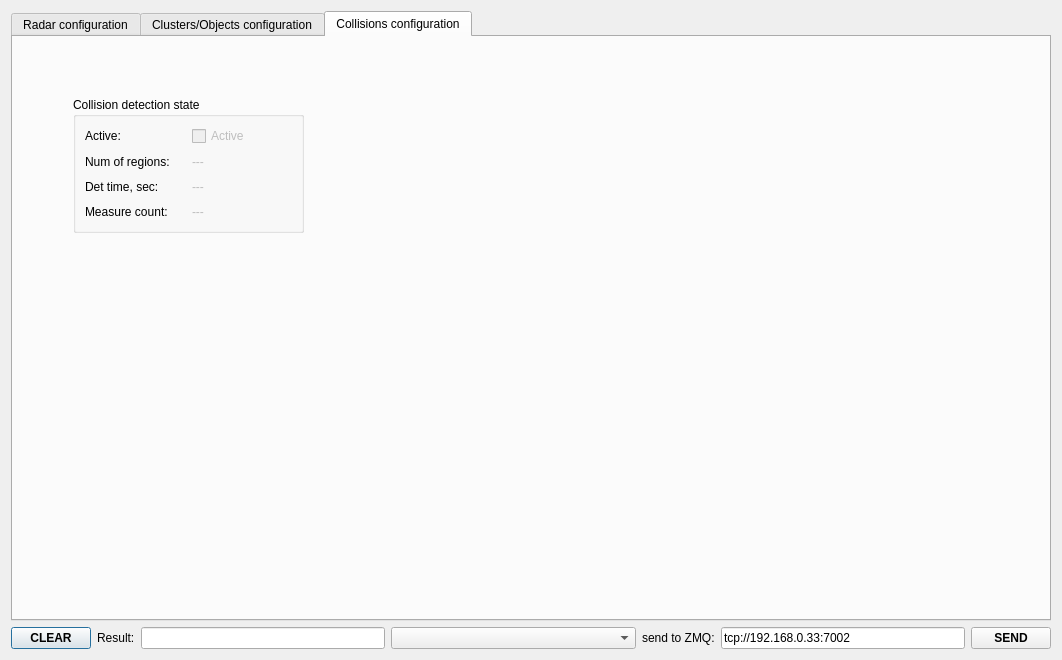
Above: dialogconfig.ui from anatoltrush/RadarVisual before the change. Below: the same form after it.
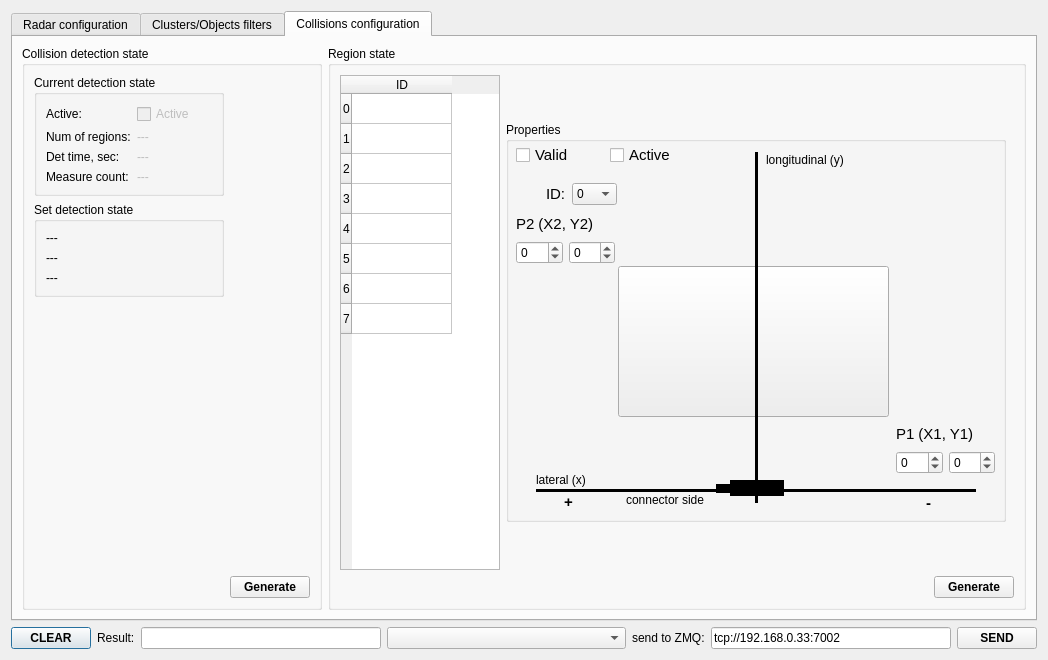
That is the form after the change.

Commit message: Further work with collisions

What changed in the file:
```diff
--- a/dialogconfig.ui
+++ b/dialogconfig.ui
@@ -6,7 +6,7 @@
    <rect>
     <x>0</x>
     <y>0</y>
-    <width>1062</width>
+    <width>1040</width>
     <height>660</height>
    </rect>
   </property>
@@ -52,7 +52,6 @@
        </property>
        <property name="font">
         <font>
-         <weight>75</weight>
          <bold>true</bold>
         </font>
        </property>
@@ -71,7 +70,6 @@
        </property>
        <property name="font">
         <font>
-         <weight>75</weight>
          <bold>true</bold>
         </font>
        </property>
@@ -98,7 +96,6 @@
       <widget class="QPushButton" name="pBSend">
        <property name="font">
         <font>
-         <weight>75</weight>
          <bold>true</bold>
         </font>
        </property>
@@ -1143,7 +1140,7 @@
      </widget>
      <widget class="QWidget" name="tbClusterConfig">
       <attribute name="title">
-       <string>Clusters/Objects configuration</string>
+       <string>Clusters/Objects filters</string>
       </attribute>
       <layout class="QGridLayout" name="gridLayout_8">
        <item row="0" column="0">
@@ -2919,89 +2916,802 @@
       <attribute name="title">
        <string>Collisions configuration</string>
       </attribute>
-      <widget class="QGroupBox" name="gBCurrCollSt">
-       <property name="geometry">
-        <rect>
-         <x>60</x>
-         <y>60</y>
-         <width>231</width>
-         <height>136</height>
-        </rect>
-       </property>
-       <property name="title">
-        <string>Collision detection state</string>
-       </property>
-       <layout class="QGridLayout" name="gridLayout_61">
-        <item row="0" column="0">
-         <widget class="QLabel" name="label_59">
-          <property name="text">
-           <string>Active:</string>
-          </property>
-         </widget>
-        </item>
-        <item row="0" column="1">
-         <widget class="QCheckBox" name="cBCurrCollStAct">
-          <property name="enabled">
-           <bool>false</bool>
-          </property>
-          <property name="text">
-           <string>Active</string>
-          </property>
-         </widget>
-        </item>
-        <item row="1" column="0">
-         <widget class="QLabel" name="label_60">
-          <property name="text">
-           <string>Num of regions:</string>
-          </property>
-         </widget>
-        </item>
-        <item row="1" column="1">
-         <widget class="QLabel" name="lCurrCollStNof">
-          <property name="enabled">
-           <bool>false</bool>
-          </property>
-          <property name="text">
-           <string>---</string>
-          </property>
-         </widget>
-        </item>
-        <item row="2" column="0">
-         <widget class="QLabel" name="label_61">
-          <property name="text">
-           <string>Det time, sec:</string>
-          </property>
-         </widget>
-        </item>
-        <item row="2" column="1">
-         <widget class="QLabel" name="lCurrCollStDetTim">
-          <property name="enabled">
-           <bool>false</bool>
-          </property>
-          <property name="text">
-           <string>---</string>
-          </property>
-         </widget>
-        </item>
-        <item row="3" column="0">
-         <widget class="QLabel" name="label_62">
-          <property name="text">
-           <string>Measure count:</string>
-          </property>
-         </widget>
-        </item>
-        <item row="3" column="1">
-         <widget class="QLabel" name="lCurrCollStMeas">
-          <property name="enabled">
-           <bool>false</bool>
-          </property>
-          <property name="text">
-           <string>---</string>
-          </property>
-         </widget>
-        </item>
-       </layout>
-      </widget>
+      <layout class="QGridLayout" name="gridLayout_63">
+       <item row="0" column="0">
+        <widget class="QGroupBox" name="gBCollState">
+         <property name="sizePolicy">
+          <sizepolicy hsizetype="Fixed" vsizetype="Preferred">
+           <horstretch>0</horstretch>
+           <verstretch>0</verstretch>
+          </sizepolicy>
+         </property>
+         <property name="maximumSize">
+          <size>
+           <width>300</width>
+           <height>16777215</height>
+          </size>
+         </property>
+         <property name="title">
+          <string>Collision detection state</string>
+         </property>
+         <layout class="QGridLayout" name="gridLayout_65">
+          <item row="0" column="0">
+           <layout class="QVBoxLayout" name="verticalLayout_4">
+            <item>
+             <widget class="QGroupBox" name="gBCurrCollState">
+              <property name="title">
+               <string>Current detection state</string>
+              </property>
+              <layout class="QGridLayout" name="gridLayout_61">
+               <item row="0" column="0">
+                <widget class="QLabel" name="label_59">
+                 <property name="sizePolicy">
+                  <sizepolicy hsizetype="Minimum" vsizetype="Fixed">
+                   <horstretch>0</horstretch>
+                   <verstretch>0</verstretch>
+                  </sizepolicy>
+                 </property>
+                 <property name="text">
+                  <string>Active:</string>
+                 </property>
+                </widget>
+               </item>
+               <item row="0" column="1">
+                <widget class="QCheckBox" name="cBCurrCollStAct">
+                 <property name="enabled">
+                  <bool>false</bool>
+                 </property>
+                 <property name="text">
+                  <string>Active</string>
+                 </property>
+                </widget>
+               </item>
+               <item row="1" column="0">
+                <widget class="QLabel" name="label_60">
+                 <property name="sizePolicy">
+                  <sizepolicy hsizetype="Minimum" vsizetype="Fixed">
+                   <horstretch>0</horstretch>
+                   <verstretch>0</verstretch>
+                  </sizepolicy>
+                 </property>
+                 <property name="text">
+                  <string>Num of regions:</string>
+                 </property>
+                </widget>
+               </item>
+               <item row="1" column="1">
+                <widget class="QLabel" name="lCurrCollStNof">
+                 <property name="enabled">
+                  <bool>false</bool>
+                 </property>
+                 <property name="sizePolicy">
+                  <sizepolicy hsizetype="Minimum" vsizetype="Fixed">
+                   <horstretch>0</horstretch>
+                   <verstretch>0</verstretch>
+                  </sizepolicy>
+                 </property>
+                 <property name="text">
+                  <string>---</string>
+                 </property>
+                </widget>
+               </item>
+               <item row="2" column="0">
+                <widget class="QLabel" name="label_61">
+                 <property name="sizePolicy">
+                  <sizepolicy hsizetype="Minimum" vsizetype="Fixed">
+                   <horstretch>0</horstretch>
+                   <verstretch>0</verstretch>
+                  </sizepolicy>
+                 </property>
+                 <property name="text">
+                  <string>Det time, sec:</string>
+                 </property>
+                </widget>
+               </item>
+               <item row="2" column="1">
+                <widget class="QLabel" name="lCurrCollStDetTim">
+                 <property name="enabled">
+                  <bool>false</bool>
+                 </property>
+                 <property name="sizePolicy">
+                  <sizepolicy hsizetype="Minimum" vsizetype="Fixed">
+                   <horstretch>0</horstretch>
+                   <verstretch>0</verstretch>
+                  </sizepolicy>
+                 </property>
+                 <property name="text">
+                  <string>---</string>
+                 </property>
+                </widget>
+               </item>
+               <item row="3" column="0">
+                <widget class="QLabel" name="label_62">
+                 <property name="sizePolicy">
+                  <sizepolicy hsizetype="Minimum" vsizetype="Fixed">
+                   <horstretch>0</horstretch>
+                   <verstretch>0</verstretch>
+                  </sizepolicy>
+                 </property>
+                 <property name="text">
+                  <string>Measure count:</string>
+                 </property>
+                </widget>
+               </item>
+               <item row="3" column="1">
+                <widget class="QLabel" name="lCurrCollStMeas">
+                 <property name="enabled">
+                  <bool>false</bool>
+                 </property>
+                 <property name="sizePolicy">
+                  <sizepolicy hsizetype="Minimum" vsizetype="Fixed">
+                   <horstretch>0</horstretch>
+                   <verstretch>0</verstretch>
+                  </sizepolicy>
+                 </property>
+                 <property name="text">
+                  <string>---</string>
+                 </property>
+                </widget>
+               </item>
+              </layout>
+             </widget>
+            </item>
+            <item>
+             <widget class="QGroupBox" name="gBSetCollState">
+              <property name="title">
+               <string>Set detection state</string>
+              </property>
+              <layout class="QGridLayout" name="gridLayout_64">
+               <item row="0" column="0">
+                <widget class="QLabel" name="label_71">
+                 <property name="text">
+                  <string>---</string>
+                 </property>
+                </widget>
+               </item>
+               <item row="1" column="0">
+                <widget class="QLabel" name="label_72">
+                 <property name="text">
+                  <string>---</string>
+                 </property>
+                </widget>
+               </item>
+               <item row="2" column="0">
+                <widget class="QLabel" name="label_73">
+                 <property name="text">
+                  <string>---</string>
+                 </property>
+                </widget>
+               </item>
+              </layout>
+             </widget>
+            </item>
+           </layout>
+          </item>
+          <item row="0" column="1">
+           <spacer name="horizontalSpacer_3">
+            <property name="orientation">
+             <enum>Qt::Horizontal</enum>
+            </property>
+            <property name="sizeHint" stdset="0">
+             <size>
+              <width>72</width>
+              <height>20</height>
+             </size>
+            </property>
+           </spacer>
+          </item>
+          <item row="1" column="0">
+           <spacer name="verticalSpacer">
+            <property name="orientation">
+             <enum>Qt::Vertical</enum>
+            </property>
+            <property name="sizeHint" stdset="0">
+             <size>
+              <width>20</width>
+              <height>182</height>
+             </size>
+            </property>
+           </spacer>
+          </item>
+          <item row="2" column="0">
+           <spacer name="horizontalSpacer">
+            <property name="orientation">
+             <enum>Qt::Horizontal</enum>
+            </property>
+            <property name="sizeHint" stdset="0">
+             <size>
+              <width>196</width>
+              <height>20</height>
+             </size>
+            </property>
+           </spacer>
+          </item>
+          <item row="2" column="1">
+           <widget class="QPushButton" name="pBGenCollState">
+            <property name="sizePolicy">
+             <sizepolicy hsizetype="Fixed" vsizetype="Fixed">
+              <horstretch>0</horstretch>
+              <verstretch>0</verstretch>
+             </sizepolicy>
+            </property>
+            <property name="font">
+             <font>
+              <bold>true</bold>
+             </font>
+            </property>
+            <property name="text">
+             <string>Generate</string>
+            </property>
+           </widget>
+          </item>
+         </layout>
+        </widget>
+       </item>
+       <item row="0" column="1">
+        <widget class="QGroupBox" name="gBRegionState">
+         <property name="sizePolicy">
+          <sizepolicy hsizetype="Expanding" vsizetype="Preferred">
+           <horstretch>0</horstretch>
+           <verstretch>0</verstretch>
+          </sizepolicy>
+         </property>
+         <property name="title">
+          <string>Region state</string>
+         </property>
+         <layout class="QGridLayout" name="gridLayout_62">
+          <item row="0" column="0">
+           <widget class="QTableWidget" name="tableWidget">
+            <property name="sizePolicy">
+             <sizepolicy hsizetype="Fixed" vsizetype="Expanding">
+              <horstretch>0</horstretch>
+              <verstretch>0</verstretch>
+             </sizepolicy>
+            </property>
+            <property name="maximumSize">
+             <size>
+              <width>160</width>
+              <height>16777215</height>
+             </size>
+            </property>
+            <row>
+             <property name="text">
+              <string>0</string>
+             </property>
+            </row>
+            <row>
+             <property name="text">
+              <string>1</string>
+             </property>
+            </row>
+            <row>
+             <property name="text">
+              <string>2</string>
+             </property>
+            </row>
+            <row>
+             <property name="text">
+              <string>3</string>
+             </property>
+            </row>
+            <row>
+             <property name="text">
+              <string>4</string>
+             </property>
+            </row>
+            <row>
+             <property name="text">
+              <string>5</string>
+             </property>
+            </row>
+            <row>
+             <property name="text">
+              <string>6</string>
+             </property>
+            </row>
+            <row>
+             <property name="text">
+              <string>7</string>
+             </property>
+            </row>
+            <column>
+             <property name="text">
+              <string>ID</string>
+             </property>
+            </column>
+           </widget>
+          </item>
+          <item row="0" column="1" colspan="2">
+           <widget class="QGroupBox" name="gBRegProps">
+            <property name="sizePolicy">
+             <sizepolicy hsizetype="Fixed" vsizetype="Fixed">
+              <horstretch>0</horstretch>
+              <verstretch>0</verstretch>
+             </sizepolicy>
+            </property>
+            <property name="minimumSize">
+             <size>
+              <width>500</width>
+              <height>400</height>
+             </size>
+            </property>
+            <property name="maximumSize">
+             <size>
+              <width>400</width>
+              <height>400</height>
+             </size>
+            </property>
+            <property name="title">
+             <string>Properties</string>
+            </property>
+            <widget class="Line" name="line">
+             <property name="geometry">
+              <rect>
+               <x>30</x>
+               <y>360</y>
+               <width>440</width>
+               <height>16</height>
+              </rect>
+             </property>
+             <property name="frameShadow">
+              <enum>QFrame::Plain</enum>
+             </property>
+             <property name="lineWidth">
+              <number>3</number>
+             </property>
+             <property name="orientation">
+              <enum>Qt::Horizontal</enum>
+             </property>
+            </widget>
+            <widget class="Line" name="line_2">
+             <property name="geometry">
+              <rect>
+               <x>240</x>
+               <y>30</y>
+               <width>20</width>
+               <height>351</height>
+              </rect>
+             </property>
+             <property name="frameShadow">
+              <enum>QFrame::Plain</enum>
+             </property>
+             <property name="lineWidth">
+              <number>3</number>
+             </property>
+             <property name="orientation">
+              <enum>Qt::Vertical</enum>
+             </property>
+            </widget>
+            <widget class="QToolButton" name="toolButton">
+             <property name="geometry">
+              <rect>
+               <x>112</x>
+               <y>144</y>
+               <width>271</width>
+               <height>151</height>
+              </rect>
+             </property>
+             <property name="text">
+              <string/>
+             </property>
+             <property name="autoRaise">
+              <bool>false</bool>
+             </property>
+            </widget>
+            <widget class="QLabel" name="label_66">
+             <property name="geometry">
+              <rect>
+               <x>30</x>
+               <y>350</y>
+               <width>49</width>
+               <height>16</height>
+              </rect>
+             </property>
+             <property name="text">
+              <string>lateral (x)</string>
+             </property>
+            </widget>
+            <widget class="QLabel" name="label_67">
+             <property name="geometry">
+              <rect>
+               <x>260</x>
+               <y>30</y>
+               <width>81</width>
+               <height>16</height>
+              </rect>
+             </property>
+             <property name="text">
+              <string>longitudinal (y)</string>
+             </property>
+            </widget>
+            <widget class="QLabel" name="label_68">
+             <property name="geometry">
+              <rect>
+               <x>58</x>
+               <y>370</y>
+               <width>21</width>
+               <height>20</height>
+              </rect>
+             </property>
+             <property name="font">
+              <font>
+               <pointsize>11</pointsize>
+               <bold>true</bold>
+              </font>
+             </property>
+             <property name="text">
+              <string>+</string>
+             </property>
+            </widget>
+            <widget class="QLabel" name="label_69">
+             <property name="geometry">
+              <rect>
+               <x>420</x>
+               <y>370</y>
+               <width>21</width>
+               <height>21</height>
+              </rect>
+             </property>
+             <property name="font">
+              <font>
+               <pointsize>11</pointsize>
+               <bold>true</bold>
+              </font>
+             </property>
+             <property name="text">
+              <string>-</string>
+             </property>
+            </widget>
+            <widget class="Line" name="line_3">
+             <property name="geometry">
+              <rect>
+               <x>224</x>
+               <y>356</y>
+               <width>54</width>
+               <height>21</height>
+              </rect>
+             </property>
+             <property name="frameShadow">
+              <enum>QFrame::Plain</enum>
+             </property>
+             <property name="lineWidth">
+              <number>16</number>
+             </property>
+             <property name="orientation">
+              <enum>Qt::Horizontal</enum>
+             </property>
+            </widget>
+            <widget class="QLabel" name="label_70">
+             <property name="geometry">
+              <rect>
+               <x>120</x>
+               <y>370</y>
+               <width>81</width>
+               <height>16</height>
+              </rect>
+             </property>
+             <property name="text">
+              <string>connector side</string>
+             </property>
+            </widget>
+            <widget class="Line" name="line_4">
+             <property name="geometry">
+              <rect>
+               <x>210</x>
+               <y>358</y>
+               <width>20</width>
+               <height>16</height>
+              </rect>
+             </property>
+             <property name="frameShadow">
+              <enum>QFrame::Plain</enum>
+             </property>
+             <property name="lineWidth">
+              <number>9</number>
+             </property>
+             <property name="orientation">
+              <enum>Qt::Horizontal</enum>
+             </property>
+            </widget>
+            <widget class="QWidget" name="">
+             <property name="geometry">
+              <rect>
+               <x>10</x>
+               <y>20</y>
+               <width>182</width>
+               <height>26</height>
+              </rect>
+             </property>
+             <layout class="QHBoxLayout" name="horizontalLayout_6">
+              <item>
+               <widget class="QCheckBox" name="cBCollRegVal">
+                <property name="font">
+                 <font>
+                  <pointsize>11</pointsize>
+                 </font>
+                </property>
+                <property name="text">
+                 <string>Valid</string>
+                </property>
+               </widget>
+              </item>
+              <item>
+               <widget class="QCheckBox" name="cBCollRegAct">
+                <property name="font">
+                 <font>
+                  <pointsize>11</pointsize>
+                 </font>
+                </property>
+                <property name="text">
+                 <string>Active</string>
+                </property>
+               </widget>
+              </item>
+             </layout>
+            </widget>
+            <widget class="QWidget" name="">
+             <property name="geometry">
+              <rect>
+               <x>10</x>
+               <y>90</y>
+               <width>99</width>
+               <height>52</height>
+              </rect>
+             </property>
+             <layout class="QVBoxLayout" name="verticalLayout_2">
+              <item>
+               <widget class="QLabel" name="label_64">
+                <property name="sizePolicy">
+                 <sizepolicy hsizetype="Minimum" vsizetype="Minimum">
+                  <horstretch>0</horstretch>
+                  <verstretch>0</verstretch>
+                 </sizepolicy>
+                </property>
+                <property name="font">
+                 <font>
+                  <pointsize>11</pointsize>
+                 </font>
+                </property>
+                <property name="text">
+                 <string>P2 (X2, Y2)</string>
+                </property>
+               </widget>
+              </item>
+              <item>
+               <layout class="QHBoxLayout" name="horizontalLayout_7">
+                <item>
+                 <widget class="QSpinBox" name="sBP2x">
+                  <property name="toolTip">
+                   <string>-204.6...204.8</string>
+                  </property>
+                  <property name="toolTipDuration">
+                   <number>5000</number>
+                  </property>
+                  <property name="minimum">
+                   <number>-204</number>
+                  </property>
+                  <property name="maximum">
+                   <number>204</number>
+                  </property>
+                 </widget>
+                </item>
+                <item>
+                 <widget class="QSpinBox" name="sBP2y">
+                  <property name="toolTip">
+                   <string>-500...1138.2</string>
+                  </property>
+                  <property name="toolTipDuration">
+                   <number>5000</number>
+                  </property>
+                  <property name="minimum">
+                   <number>-500</number>
+                  </property>
+                  <property name="maximum">
+                   <number>1138</number>
+                  </property>
+                 </widget>
+                </item>
+               </layout>
+              </item>
+             </layout>
+            </widget>
+            <widget class="QWidget" name="">
+             <property name="geometry">
+              <rect>
+               <x>390</x>
+               <y>300</y>
+               <width>99</width>
+               <height>52</height>
+              </rect>
+             </property>
+             <layout class="QVBoxLayout" name="verticalLayout_3">
+              <item>
+               <widget class="QLabel" name="label_63">
+                <property name="sizePolicy">
+                 <sizepolicy hsizetype="Minimum" vsizetype="Minimum">
+                  <horstretch>0</horstretch>
+                  <verstretch>0</verstretch>
+                 </sizepolicy>
+                </property>
+                <property name="font">
+                 <font>
+                  <pointsize>11</pointsize>
+                 </font>
+                </property>
+                <property name="text">
+                 <string>P1 (X1, Y1)</string>
+                </property>
+               </widget>
+              </item>
+              <item>
+               <layout class="QHBoxLayout" name="horizontalLayout_8">
+                <item>
+                 <widget class="QSpinBox" name="sBP1x">
+                  <property name="toolTip">
+                   <string>-204.6...204.8</string>
+                  </property>
+                  <property name="toolTipDuration">
+                   <number>5000</number>
+                  </property>
+                  <property name="minimum">
+                   <number>-204</number>
+                  </property>
+                  <property name="maximum">
+                   <number>204</number>
+                  </property>
+                 </widget>
+                </item>
+                <item>
+                 <widget class="QSpinBox" name="sBP1y">
+                  <property name="toolTip">
+                   <string>-500...1138.2</string>
+                  </property>
+                  <property name="toolTipDuration">
+                   <number>5000</number>
+                  </property>
+                  <property name="minimum">
+                   <number>-500</number>
+                  </property>
+                  <property name="maximum">
+                   <number>1138</number>
+                  </property>
+                 </widget>
+                </item>
+               </layout>
+              </item>
+             </layout>
+            </widget>
+            <widget class="QWidget" name="">
+             <property name="geometry">
+              <rect>
+               <x>40</x>
+               <y>60</y>
+               <width>71</width>
+               <height>24</height>
+              </rect>
+             </property>
+             <layout class="QHBoxLayout" name="horizontalLayout_11">
+              <item>
+               <widget class="QLabel" name="label_65">
+                <property name="sizePolicy">
+                 <sizepolicy hsizetype="Fixed" vsizetype="Preferred">
+                  <horstretch>0</horstretch>
+                  <verstretch>0</verstretch>
+                 </sizepolicy>
+                </property>
+                <property name="font">
+                 <font>
+                  <pointsize>11</pointsize>
+                 </font>
+                </property>
+                <property name="text">
+                 <string>ID:</string>
+                </property>
+               </widget>
+              </item>
+              <item>
+               <widget class="QComboBox" name="cBCollRegId">
+                <item>
+                 <property name="text">
+                  <string>0</string>
+                 </property>
+                </item>
+                <item>
+                 <property name="text">
+                  <string>1</string>
+                 </property>
+                </item>
+                <item>
+                 <property name="text">
+                  <string>2</string>
+                 </property>
+                </item>
+                <item>
+                 <property name="text">
+                  <string>3</string>
+                 </property>
+                </item>
+                <item>
+                 <property name="text">
+                  <string>4</string>
+                 </property>
+                </item>
+                <item>
+                 <property name="text">
+                  <string>5</string>
+                 </property>
+                </item>
+                <item>
+                 <property name="text">
+                  <string>6</string>
+                 </property>
+                </item>
+                <item>
+                 <property name="text">
+                  <string>7</string>
+                 </property>
+                </item>
+               </widget>
+              </item>
+             </layout>
+            </widget>
+            <zorder>toolButton</zorder>
+            <zorder>line</zorder>
+            <zorder>line_2</zorder>
+            <zorder>label_63</zorder>
+            <zorder>label_64</zorder>
+            <zorder>label_65</zorder>
+            <zorder>cBCollRegAct</zorder>
+            <zorder>cBCollRegVal</zorder>
+            <zorder>label_66</zorder>
+            <zorder>label_67</zorder>
+            <zorder>label_68</zorder>
+            <zorder>label_69</zorder>
+            <zorder>sBP2x</zorder>
+            <zorder>sBP2y</zorder>
+            <zorder>sBP1x</zorder>
+            <zorder>sBP1y</zorder>
+            <zorder>line_3</zorder>
+            <zorder>label_70</zorder>
+            <zorder>line_4</zorder>
+            <zorder>cBCollRegId</zorder>
+           </widget>
+          </item>
+          <item row="1" column="0" colspan="2">
+           <spacer name="horizontalSpacer_2">
+            <property name="orientation">
+             <enum>Qt::Horizontal</enum>
+            </property>
+            <property name="sizeHint" stdset="0">
+             <size>
+              <width>588</width>
+              <height>20</height>
+             </size>
+            </property>
+           </spacer>
+          </item>
+          <item row="1" column="2">
+           <widget class="QPushButton" name="pBGenCollRegion">
+            <property name="sizePolicy">
+             <sizepolicy hsizetype="Fixed" vsizetype="Fixed">
+              <horstretch>0</horstretch>
+              <verstretch>0</verstretch>
+             </sizepolicy>
+            </property>
+            <property name="font">
+             <font>
+              <bold>true</bold>
+             </font>
+            </property>
+            <property name="text">
+             <string>Generate</string>
+            </property>
+           </widget>
+          </item>
+         </layout>
+        </widget>
+       </item>
+      </layout>
      </widget>
     </widget>
    </item>
```
Left out of the diff: 7 changed lines with no effect on the pictures. The commit also changes 2 other files.
